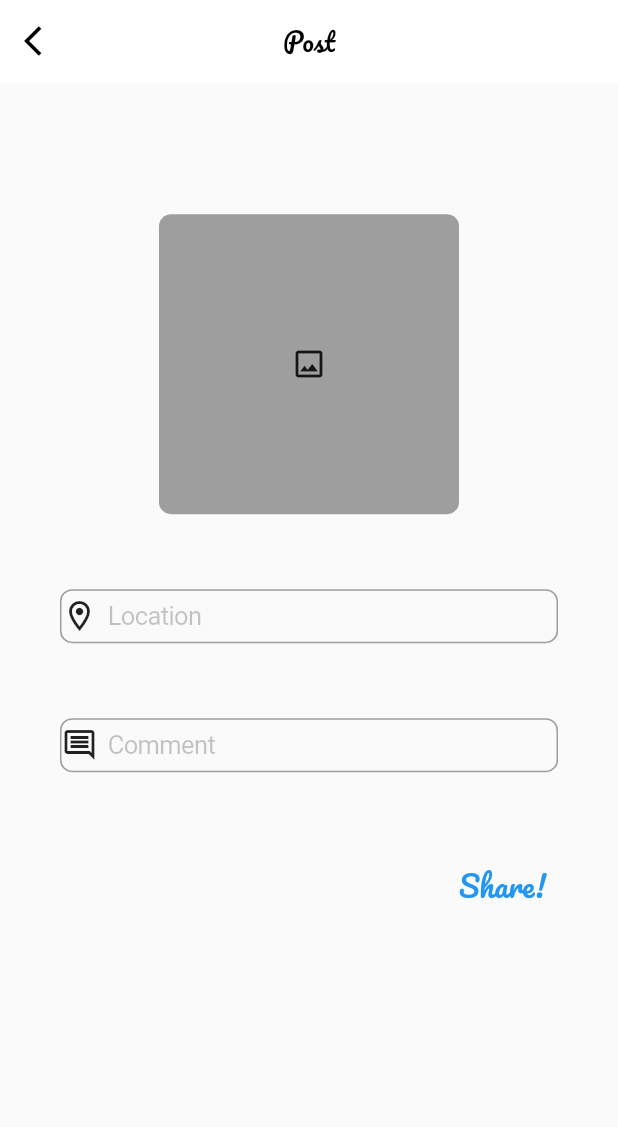
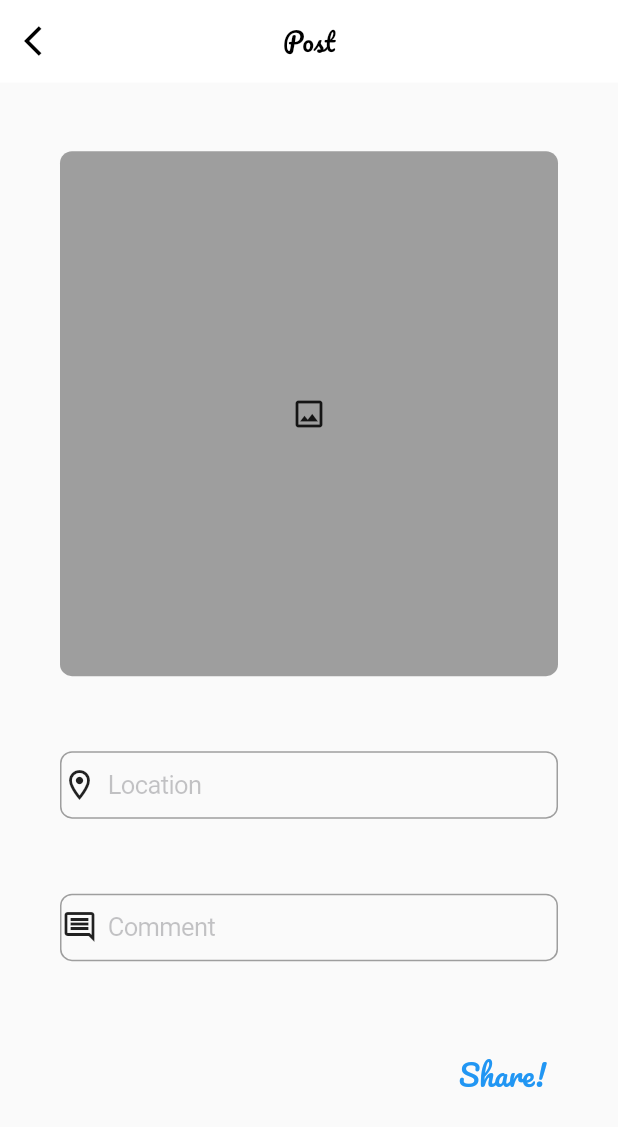
Before and after one commit to fumist23/eStock, a Flutter app: the PostPage screen opened directly, on a phone screen of 412 x 824 dp. Shown: the top 1127 px of the screen. Run offline on Flutter 3.47's test engine with Material 2 defaults, Android fonts, the phone set to English and light mode, and no system bars; our stand-ins replace google_fonts.

Commit message:
style : change size of image and TextField size

```diff
--- a/frontend/lib/post_page.dart
+++ b/frontend/lib/post_page.dart
@@ -14,6 +14,8 @@ class PostPage extends StatefulWidget {
 class _PostPageState extends State<PostPage> {
   @override
   Widget build(BuildContext context) {
+    Size size = MediaQuery.of(context).size;
+    print(size.width);
     return Scaffold(
       appBar: AppBarDesign(
         title: 'Post',
@@ -26,9 +28,11 @@ class _PostPageState extends State<PostPage> {
             child: Column(
               children: [
                 Expanded(flex: 1, child: Container()),
-                Container(
-                  width: 200,
-                  height: 200,
+                Padding(
+                  padding: const EdgeInsets.symmetric(horizontal: 40),
+                  child: Container(
+                    width: MediaQuery.of(context).size.width,
+                    height: 350,
                     decoration: BoxDecoration(
                         borderRadius: BorderRadius.circular(8.0),
                         color: Colors.grey),
@@ -36,9 +40,12 @@ class _PostPageState extends State<PostPage> {
                       child: Icon(Icons.photo_outlined),
                     ),
                   ),
+                ),
                 Padding(
                   padding:
                       const EdgeInsets.symmetric(vertical: 50, horizontal: 40),
+                  child: SizedBox(
+                    height: 45,
                     child: CupertinoTextField(
                       inputFormatters: [
                         LengthLimitingTextInputFormatter(100),
@@ -52,8 +59,11 @@ class _PostPageState extends State<PostPage> {
                       prefix: const Icon(Icons.location_on_outlined),
                     ),
                   ),
+                ),
                 Padding(
                   padding: const EdgeInsets.symmetric(horizontal: 40),
+                  child: SizedBox(
+                    height: 45,
                     child: CupertinoTextField(
                       inputFormatters: [
                         LengthLimitingTextInputFormatter(1000),
@@ -65,6 +75,7 @@ class _PostPageState extends State<PostPage> {
                         borderRadius: BorderRadius.circular(8.0),
                       ),
                       prefix: const Icon(Icons.comment_outlined),
+                    ),
                   ),
                 ),
                 Padding(
```
Lines whose indentation alone changed are shown as unchanged.
